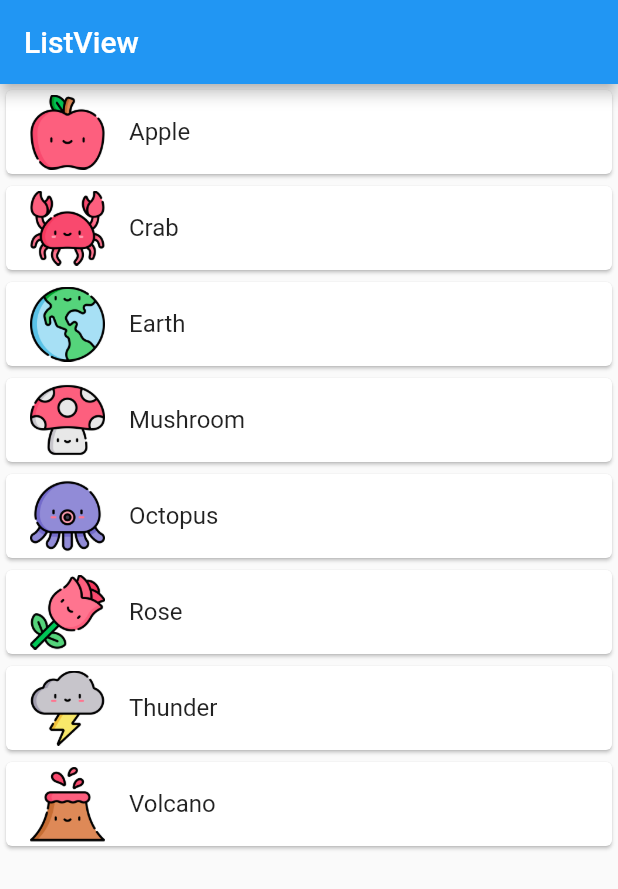
After one commit to moonyah/summer_practice_app, a Flutter app: the LikeButtonListView screen opened directly, on a phone screen of 412 x 824 dp. The commit adds this screen. Shown: the top 889 px of the screen. Run offline on Flutter 3.47's test engine with Material 2 defaults, Android fonts, the light colour scheme and no system bars; our stand-ins replace introduction_screen.

Commit message:
Add CuteThings List

```diff
--- /dev/null
+++ b/lib/likebuttonlistview.dart
@@ -0,0 +1,75 @@
+import 'package:flutter/material.dart';
+
+import 'model.dart';
+
+class LikeButtonListView extends StatefulWidget {
+  const LikeButtonListView({Key? key}) : super(key: key);
+
+  @override
+  State<LikeButtonListView> createState() => _LikeButtonListViewState();
+}
+
+class _LikeButtonListViewState extends State<LikeButtonListView> {
+  static List<String> cuteThingsName = [
+    'Apple',
+    'Crab',
+    'Earth',
+    'Mushroom',
+    'Octopus',
+    'Rose',
+    'Thunder',
+    'Volcano'
+  ];
+
+  static List<String> cuteThingsImagePath = [
+    'image/likebuttonListview/apple.png',
+    'image/likebuttonListview/crab.png',
+    'image/likebuttonListview/earth.png',
+    'image/likebuttonListview/mushroom.png',
+    'image/likebuttonListview/octopus.png',
+    'image/likebuttonListview/rose.png',
+    'image/likebuttonListview/thunder.png',
+    'image/likebuttonListview/volcano.png'
+  ];
+
+  static List<String> cuteThingsLocation = [
+    'tree',
+    'sea',
+    'space',
+    'forest and mountain',
+    'sea',
+    'garden',
+    'sky',
+    'planet'
+  ];
+
+  final List<CuteThings> cutethingsData = List.generate(
+      cuteThingsLocation.length,
+      (index) => CuteThings(cuteThingsName[index], cuteThingsLocation[index],
+          cuteThingsImagePath[index])); // 이 길이만큼 객체 생성
+
+  @override
+  Widget build(BuildContext context) {
+    return Scaffold(
+      appBar: AppBar(
+        title: Text('ListView'),
+      ),
+      body: ListView.builder(
+          itemCount: cutethingsData.length,
+          itemBuilder: (context, index){
+            return Card(
+              child: ListTile(
+                title: Text(
+                  cutethingsData[index].name
+                ),
+                leading: SizedBox(
+                  height: 50,
+                  width: 50,
+                  child: Image.asset(cutethingsData[index].imgPath),
+                ),
+              ),
+            );
+          }),
+    );
+  }
+}
--- a/lib/main.dart
+++ b/lib/main.dart
@@ -1,6 +1,7 @@
 import 'package:flutter/material.dart';
 import 'package:summer_practice_app/listview.dart';
 
+import 'likebuttonlistview.dart';
 import 'onboarding.dart';
 
 void main() {
@@ -37,16 +38,22 @@ class MyPage extends StatelessWidget {
             ),
             ElevatedButton(
                 onPressed: () {
-                  Navigator.of(context).pushReplacement(
-                      MaterialPageRoute(builder: (context) => const OnBoardingPage()));
+                  Navigator.of(context).pushReplacement(MaterialPageRoute(
+                      builder: (context) => const OnBoardingPage()));
                 },
                 child: const Text('Go to onboarding screen')),
             ElevatedButton(
                 onPressed: () {
-                  Navigator.of(context).pushReplacement(
-                      MaterialPageRoute(builder: (context) => const ListViewPage()));
+                  Navigator.of(context).pushReplacement(MaterialPageRoute(
+                      builder: (context) => const ListViewPage()));
                 },
-                child: const Text('Go to ListView Page'))
+                child: const Text('Go to ListView Page')),
+            ElevatedButton(
+                onPressed: () {
+                  Navigator.of(context).pushReplacement(MaterialPageRoute(
+                      builder: (context) => const LikeButtonListView()));
+                },
+                child: const Text('Go to ListView Page with like button'))
           ],
         ),
       ),
--- /dev/null
+++ b/lib/model.dart
@@ -0,0 +1,8 @@
+class CuteThings{
+  // 런타임 시, 변하지 않는 상수
+  final String name;
+  final String imgPath;
+  final String location;
+
+  CuteThings(this.name, this.location, this.imgPath);
+}
```
